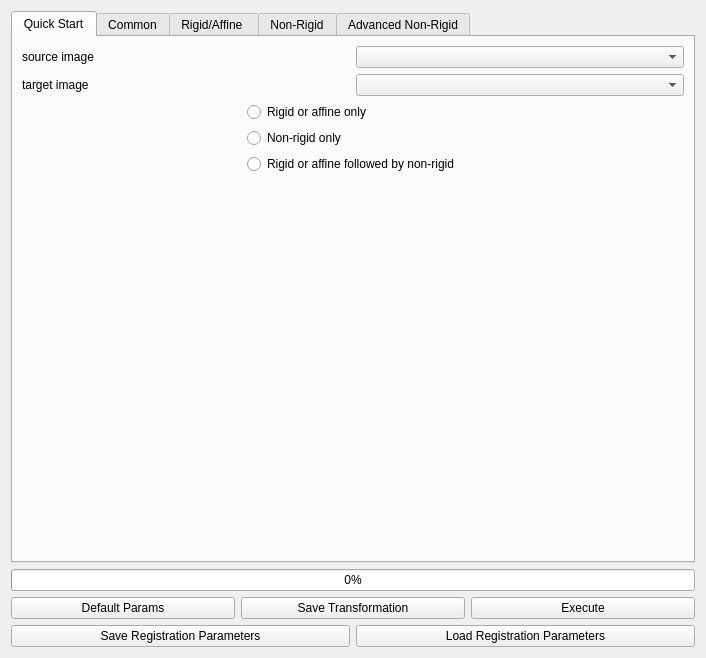
Old version of the form Code/Gui/MITK/Plugins/uk.ac.ucl.cmic.niftyreg/src/internal/QmitkNiftyRegViewControls.ui in the repository NifTK/NifTK.
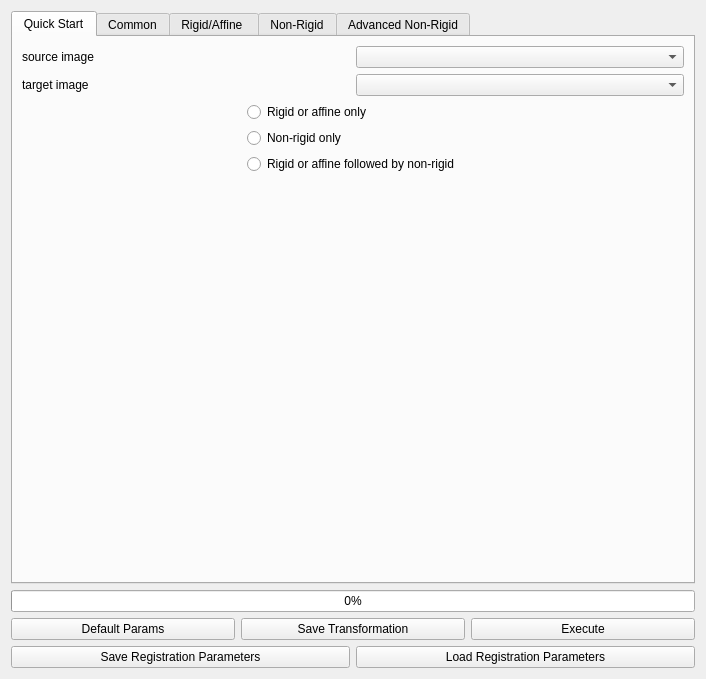
New version of the form.

Commit message: Ticket #1703. QmitkNiftyRegViewControls.ui converted to unix format (from DOS)

The edit to the form file:
```diff
--- a/Code/Gui/MITK/Plugins/uk.ac.ucl.cmic.niftyreg/src/internal/QmitkNiftyRegViewControls.ui
+++ b/Code/Gui/MITK/Plugins/uk.ac.ucl.cmic.niftyreg/src/internal/QmitkNiftyRegViewControls.ui
@@ -7,7 +7,7 @@
     <x>0</x>
     <y>0</y>
     <width>706</width>
-    <height>658</height>
+    <height>679</height>
    </rect>
   </property>
   <property name="windowTitle">
```
